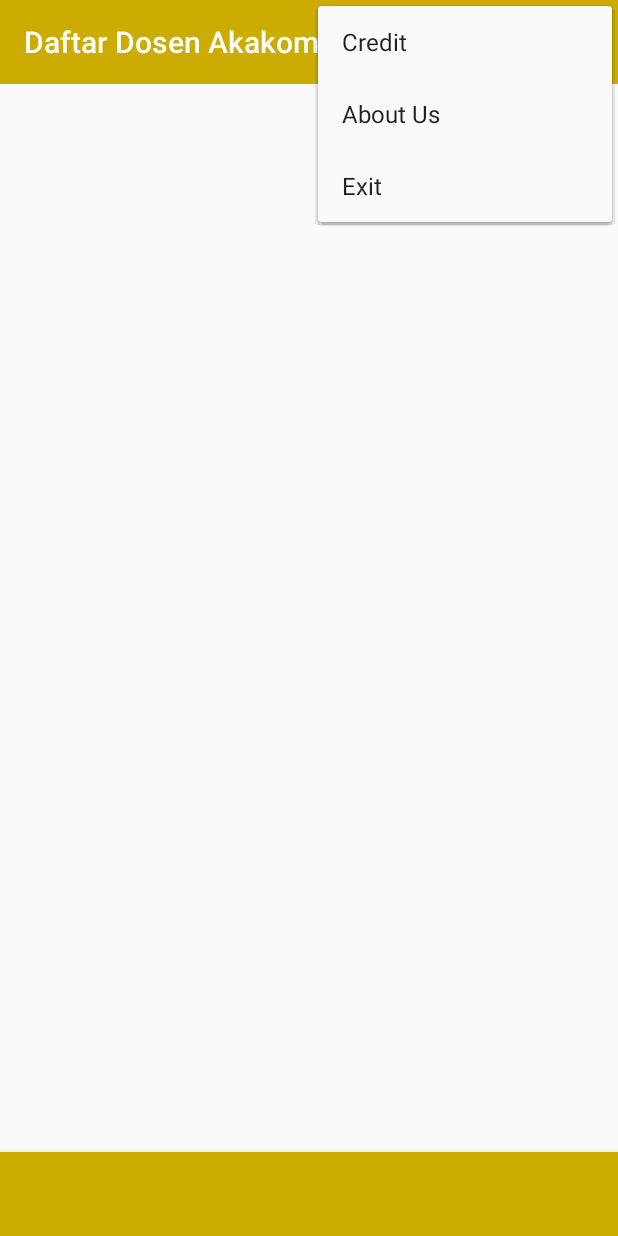
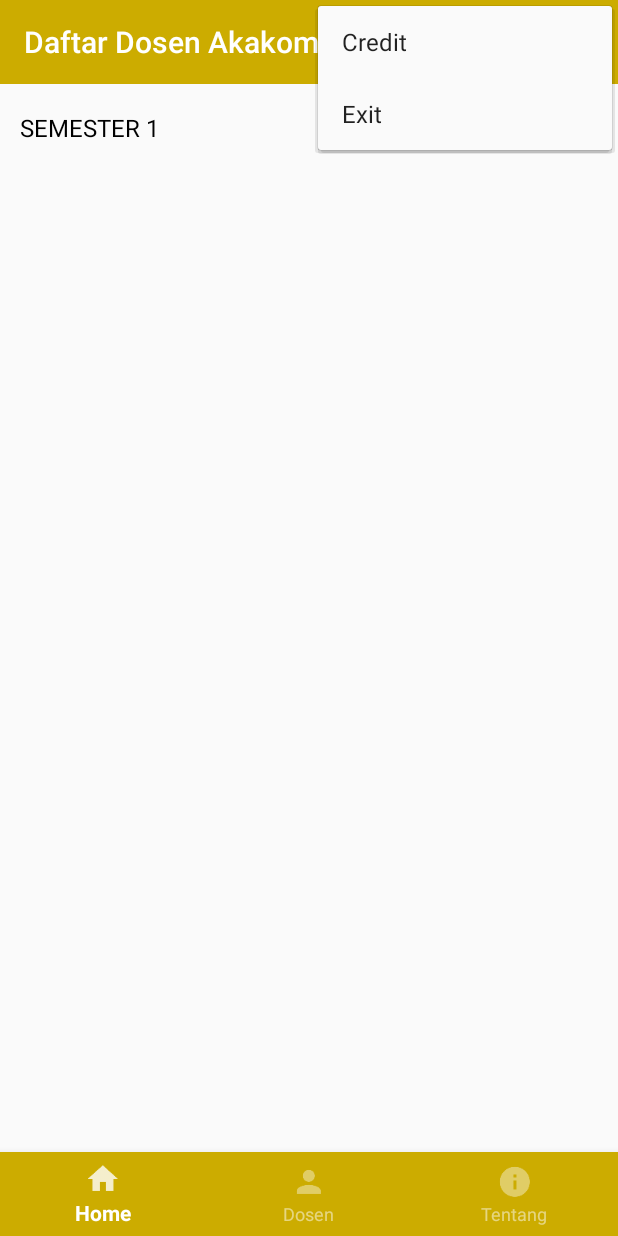
Before and after one commit to kapusan/Daftar-Dosen, an Android app: the screen it shows after launch (MainActivity), with the options menu open, on a phone screen of 412 x 824 dp. Run offline under Robolectric (Android 15) with nearby library versions, the phone set to English and light mode, and no system bars.

Commit message:
- Adding Fragment for Matkul, Dosen, and About - Adding Bottom Navigation

```diff
--- a/app/src/main/AndroidManifest.xml
+++ b/app/src/main/AndroidManifest.xml
@@ -2,6 +2,7 @@
 <manifest xmlns:android="http://schemas.android.com/apk/res/android"
     package="com.rackspira.dos_a">
 
+    <uses-permission android:name="android.permission.INTERNET"/>
     <application
         android:allowBackup="true"
         android:icon="@mipmap/ic_launcher"
--- /dev/null
+++ b/app/src/main/java/com/rackspira/dos_a/fragment/AboutFragment.java
@@ -0,0 +1,26 @@
+package com.rackspira.dos_a.fragment;
+
+import android.os.Bundle;
+import android.support.annotation.Nullable;
+import android.support.v4.app.Fragment;
+import android.view.LayoutInflater;
+import android.view.View;
+import android.view.ViewGroup;
+
+import com.rackspira.dos_a.R;
+
+/**
+ * Created by iTPix on 4/4/2018.
+ */
+
+public class AboutFragment extends Fragment {
+    public AboutFragment() {
+    }
+
+    @Nullable
+    @Override
+    public View onCreateView(LayoutInflater inflater, @Nullable ViewGroup container, @Nullable Bundle savedInstanceState) {
+        View view = inflater.inflate(R.layout.fragment_about,container,false);
+        return view;
+    }
+}
--- /dev/null
+++ b/app/src/main/java/com/rackspira/dos_a/fragment/DosenFragment.java
@@ -0,0 +1,26 @@
+package com.rackspira.dos_a.fragment;
+
+
+import android.os.Bundle;
+import android.support.annotation.Nullable;
+import android.view.LayoutInflater;
+import android.view.View;
+import android.view.ViewGroup;
+
+import com.rackspira.dos_a.R;
+
+/**
+ * Created by iTPix on 4/4/2018.
+ */
+
+public class DosenFragment extends android.support.v4.app.Fragment{
+    public DosenFragment() {
+    }
+
+    @Nullable
+    @Override
+    public View onCreateView(LayoutInflater inflater, @Nullable ViewGroup container, @Nullable Bundle savedInstanceState) {
+        View view = inflater.inflate(R.layout.fragment_dosen,container,false);
+        return view;
+    }
+}
--- /dev/null
+++ b/app/src/main/java/com/rackspira/dos_a/fragment/MatkulFragment.java
@@ -0,0 +1,39 @@
+package com.rackspira.dos_a.fragment;
+
+import android.os.Bundle;
+import android.support.annotation.Nullable;
+import android.support.v7.widget.AppCompatSpinner;
+import android.view.LayoutInflater;
+import android.view.View;
+import android.view.ViewGroup;
+import android.widget.ArrayAdapter;
+
+import com.rackspira.dos_a.R;
+
+/**
+ * Created by iTPix on 4/4/2018.
+ */
+
+public class MatkulFragment extends android.support.v4.app.Fragment {
+
+    private AppCompatSpinner spinnerSemester;
+
+    public MatkulFragment() {
+    }
+
+    @Nullable
+    @Override
+    public View onCreateView(LayoutInflater inflater, @Nullable ViewGroup container, Bundle savedInstanceState) {
+        View view = inflater.inflate(R.layout.fragment_matkul,container,false);
+
+        spinnerSemester = (AppCompatSpinner)view.findViewById(R.id.spinner_semester);
+        ArrayAdapter<CharSequence> spinneAdapter = ArrayAdapter.createFromResource(
+                getContext(),
+                R.array.pilihan,
+                R.layout.support_simple_spinner_dropdown_item
+        );
+        spinnerSemester.setAdapter(spinneAdapter);
+
+        return view;
+    }
+}
--- a/app/src/main/java/com/rackspira/dos_a/view/MainActivity.java
+++ b/app/src/main/java/com/rackspira/dos_a/view/MainActivity.java
@@ -1,20 +1,36 @@
 package com.rackspira.dos_a.view;
 
+import android.support.annotation.NonNull;
+import android.support.design.widget.BottomNavigationView;
+import android.support.v4.app.Fragment;
+import android.support.v4.app.FragmentTransaction;
 import android.support.v7.app.AppCompatActivity;
 import android.os.Bundle;
 import android.view.Menu;
 import android.view.MenuInflater;
 import android.view.MenuItem;
 import android.widget.ArrayAdapter;
+import android.widget.FrameLayout;
 import android.widget.Spinner;
 import android.widget.Toolbar;
 
 import com.rackspira.dos_a.R;
+import com.rackspira.dos_a.fragment.AboutFragment;
+import com.rackspira.dos_a.fragment.DosenFragment;
+import com.rackspira.dos_a.fragment.MatkulFragment;
 
 public class MainActivity extends AppCompatActivity {
 
     private Spinner spinnerMain;
     private android.support.v7.widget.Toolbar toolbarMain;
+
+    private BottomNavigationView mainNavigation;
+    private FrameLayout frameMainNavigation;
+
+    //Declare fragment class
+    private MatkulFragment matkulFragment;
+    private DosenFragment dosenFragment;
+    private AboutFragment aboutFragment;
 
     @Override
     protected void onCreate(Bundle savedInstanceState) {
@@ -24,10 +40,45 @@ public class MainActivity extends AppCompatActivity {
         toolbarMain = (android.support.v7.widget.Toolbar) findViewById(R.id.toolbar_main);
         setSupportActionBar(toolbarMain);
 
-        spinnerMain = (Spinner) findViewById(R.id.spinner_main);
-        ArrayAdapter<CharSequence> adapter = ArrayAdapter.
-                createFromResource(this, R.array.pilihan, R.layout.support_simple_spinner_dropdown_item);
-        spinnerMain.setAdapter(adapter);
+        mainNavigation = (BottomNavigationView) findViewById(R.id.navigation_main);
+        frameMainNavigation = (FrameLayout) findViewById(R.id.navigation_frame);
+
+        matkulFragment = new MatkulFragment();
+        dosenFragment = new DosenFragment();
+        aboutFragment = new AboutFragment();
+        setFragment(matkulFragment);
+
+        mainNavigation.setOnNavigationItemSelectedListener(new BottomNavigationView.OnNavigationItemSelectedListener() {
+            @Override
+            public boolean onNavigationItemSelected(@NonNull MenuItem item) {
+                switch(item.getItemId()){
+                    case R.id.navigation_home :
+                        mainNavigation.setItemBackgroundResource(R.color.colorPrimary);
+                        setFragment(matkulFragment);
+                        return true;
+
+                    case R.id.navigation_dosen :
+                        mainNavigation.setItemBackgroundResource(R.color.colorPrimary);
+                        setFragment(dosenFragment);
+                        return true;
+
+                    case R.id.navigation_tentang :
+                        mainNavigation.setItemBackgroundResource(R.color.colorPrimary);
+                        setFragment(aboutFragment);
+                        return true;
+
+                    default:
+                        return false;
+                }
+            }
+        });
+
+    }
+
+    private void setFragment(Fragment fragment) {
+        FragmentTransaction fragmentTransaction = getSupportFragmentManager().beginTransaction();
+        fragmentTransaction.replace(R.id.navigation_frame, fragment);
+        fragmentTransaction.commit();
     }
 
     @Override
@@ -43,9 +94,6 @@ public class MainActivity extends AppCompatActivity {
             case R.id.menu_credit:
 
                 break;
-            case R.id.menu_about:
-
-                break;
             case R.id.menu_exit:
                 finish();
                 break;
--- /dev/null
+++ b/app/src/main/res/color/item_navigation_color.xml
@@ -0,0 +1,5 @@
+<?xml version="1.0" encoding="utf-8"?>
+<selector xmlns:android="http://schemas.android.com/apk/res/android">
+    <item android:color="@color/colorWhite" android:state_checked="true"/>
+    <item android:color="@color/colorWhiteTransparent"/>
+</selector>
--- a/app/src/main/res/layout/activity_main.xml
+++ b/app/src/main/res/layout/activity_main.xml
@@ -23,19 +23,28 @@
 
     </RelativeLayout>
 
-    <android.support.v7.widget.AppCompatSpinner
-        android:id="@+id/spinner_main"
-        android:layout_below="@+id/container1"
-        android:layout_width="wrap_content"
-        android:layout_height="wrap_content"
-        android:layout_alignParentRight="true">
-    </android.support.v7.widget.AppCompatSpinner>
 
     <android.support.design.widget.BottomNavigationView
         android:id="@+id/navigation_main"
         android:layout_alignParentBottom="true"
         android:layout_width="match_parent"
         android:layout_height="wrap_content"
-        android:background="@color/colorPrimary">
+        android:background="@color/colorPrimary"
+        app:menu="@menu/navigation_item"
+        app:itemTextColor="@color/item_navigation_color"
+        app:itemIconTint="@color/item_navigation_color">
     </android.support.design.widget.BottomNavigationView>
+
+    <LinearLayout
+        android:layout_below="@id/container1"
+        android:layout_width="match_parent"
+        android:layout_height="match_parent"
+        android:layout_above="@id/navigation_main">
+        <FrameLayout
+            android:id="@+id/navigation_frame"
+            android:layout_width="match_parent"
+            android:layout_height="match_parent">
+
+        </FrameLayout>
+    </LinearLayout>
 </RelativeLayout>
--- /dev/null
+++ b/app/src/main/res/layout/fragment_matkul.xml
@@ -0,0 +1,18 @@
+<?xml version="1.0" encoding="utf-8"?>
+<LinearLayout xmlns:android="http://schemas.android.com/apk/res/android"
+    android:layout_width="match_parent"
+    android:layout_height="match_parent"
+    android:orientation="vertical"
+    android:padding="5dp">
+    <android.support.v7.widget.AppCompatSpinner
+        android:id="@+id/spinner_semester"
+        android:layout_width="match_parent"
+        android:layout_height="wrap_content"
+        android:spinnerMode="dialog"/>
+
+    <android.support.v7.widget.RecyclerView
+        android:id="@+id/recyvler_matkul"
+        android:layout_width="match_parent"
+        android:layout_height="match_parent"/>
+
+</LinearLayout>
--- a/app/src/main/res/menu/menu_item.xml
+++ b/app/src/main/res/menu/menu_item.xml
@@ -8,12 +8,6 @@
     </item>
 
     <item
-        android:id="@+id/menu_about"
-        android:title="About Us"
-        app:showAsAction="never">
-    </item>
-
-    <item
         android:id="@+id/menu_exit"
         android:title="Exit"
         app:showAsAction="never">
--- a/app/src/main/res/values/colors.xml
+++ b/app/src/main/res/values/colors.xml
@@ -3,4 +3,7 @@
     <color name="colorPrimary">#ccac00</color>
     <color name="colorPrimaryDark">#a38900</color>
     <color name="colorAccent">#00f000</color>
+
+    <color name="colorWhite">#ffffff</color>
+    <color name="colorWhiteTransparent">#80ffffff</color>
 </resources>
--- a/app/src/main/res/values/strings.xml
+++ b/app/src/main/res/values/strings.xml
@@ -5,13 +5,13 @@
     <string name="tentang">Tentang</string>
 
     <string-array name="pilihan">
-        <item>Semester 1</item>
-        <item>Semester 2</item>
-        <item>Semester 3</item>
-        <item>Semester 4</item>
-        <item>Semester 5</item>
-        <item>Semester 6</item>
-        <item>Semester 7</item>
-        <item>Semester 8</item>
+        <item>SEMESTER 1</item>
+        <item>SEMESTER 2</item>
+        <item>SEMESTER 3</item>
+        <item>SEMESTER 4</item>
+        <item>SEMESTER 5</item>
+        <item>SEMESTER 6</item>
+        <item>SEMESTER 7</item>
+        <item>SEMESTER 8</item>
     </string-array>
 </resources>
```
Also changed, not shown: app/src/main/java/com/rackspira/dos_a/adapter/MatkulList.java (+26 -1 lines), app/src/main/res/layout/fragment_about.xml (added, +11 -0 lines), app/src/main/res/layout/fragment_dosen.xml (added, +11 -0 lines).
